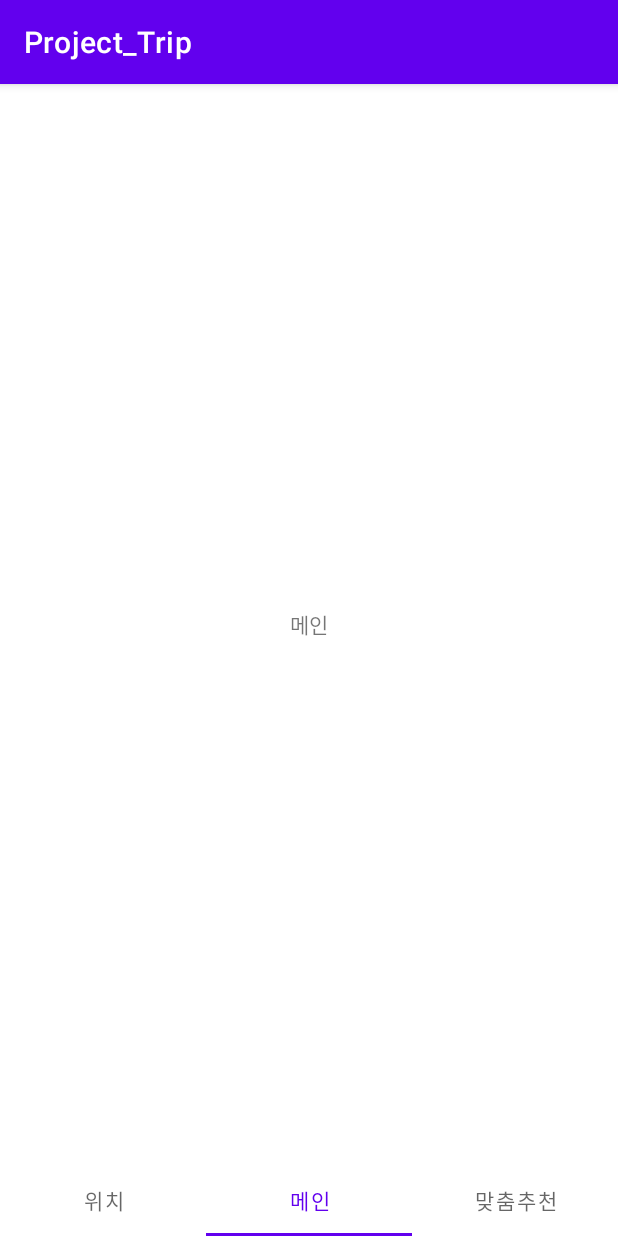
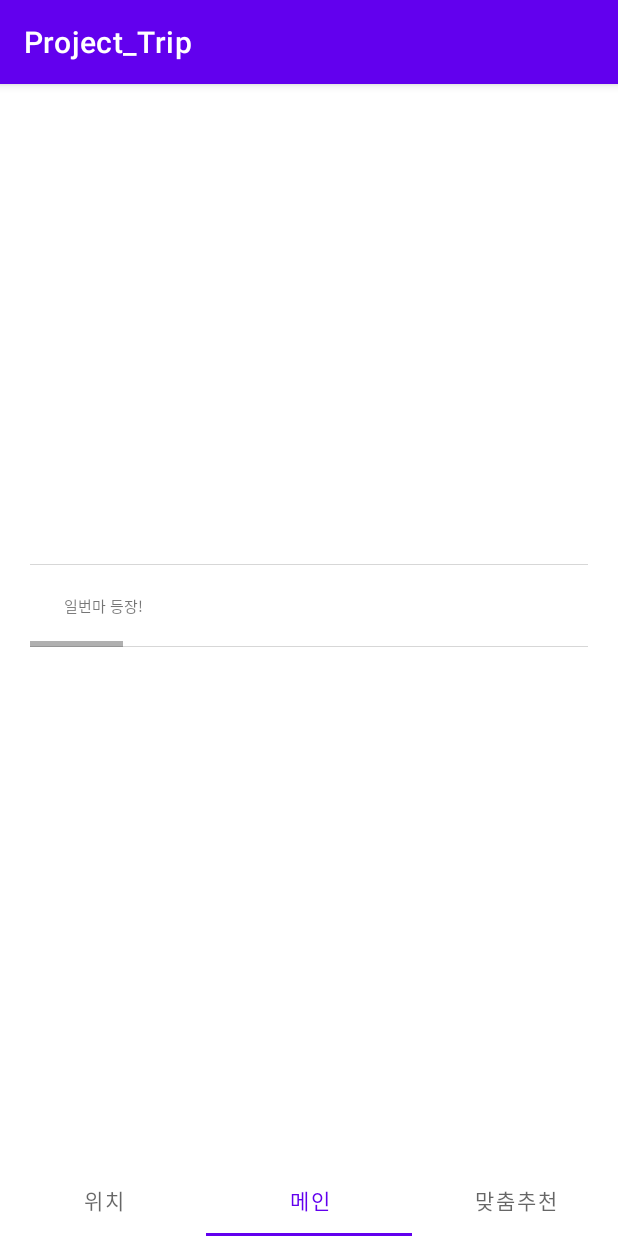
Before and after one commit to howordFEAKEK/GoTripProject, an Android app: the screen it shows after launch (MainActivity), item 2 of the bottom bar chosen, on a phone screen of 412 x 824 dp. Run offline under Robolectric (Android 15) with nearby library versions, the phone set to English and light mode, and no system bars.

Commit message:
2nd UI work`s
두번째 UI 작업 리스트 추가

```diff
--- a/GoTrips/app/build.gradle
+++ b/GoTrips/app/build.gradle
@@ -37,4 +37,7 @@ dependencies {
     testImplementation 'junit:junit:4.+'
     androidTestImplementation 'androidx.test.ext:junit:1.1.2'
     androidTestImplementation 'androidx.test.espresso:espresso-core:3.3.0'
+    //recyclerview
+    //noinspection GradleCompatible
+    implementation 'com.android.support:recyclerview-v7:26.+'
 }
--- a/GoTrips/app/src/main/java/com/example/project_trip/LocalFragment.java
+++ b/GoTrips/app/src/main/java/com/example/project_trip/LocalFragment.java
@@ -7,58 +7,45 @@ import androidx.fragment.app.Fragment;
 import android.view.LayoutInflater;
 import android.view.View;
 import android.view.ViewGroup;
+import android.widget.AdapterView;
+import android.widget.ArrayAdapter;
+import android.widget.ListView;
+import android.widget.SearchView;
+import android.widget.Toast;
 
-/**
- * A simple {@link Fragment} subclass.
- * Use the {@link LocalFragment#newInstance} factory method to
- * create an instance of this fragment.
- */
+import java.util.ArrayList;
+import java.util.EventListener;
+
+
 public class LocalFragment extends Fragment {
 
-    // TODO: Rename parameter arguments, choose names that match
-    // the fragment initialization parameters, e.g. ARG_ITEM_NUMBER
-    private static final String ARG_PARAM1 = "param1";
-    private static final String ARG_PARAM2 = "param2";
+    ListView lv;
 
-    // TODO: Rename and change types of parameters
-    private String mParam1;
-    private String mParam2;
+    SearchView searchVIew;
+    ArrayAdapter<String> adapter;
+    String[] data = {"1" , "2" , "3" , "4" };
+    public LocalFragment(){
 
-    public LocalFragment() {
-        // Required empty public constructor
+
     }
 
-    /**
-     * Use this factory method to create a new instance of
-     * this fragment using the provided parameters.
-     *
-     * @param param1 Parameter 1.
-     * @param param2 Parameter 2.
-     * @return A new instance of fragment LocalFragment.
-     */
-    // TODO: Rename and change types and number of parameters
-    public static LocalFragment newInstance(String param1, String param2) {
-        LocalFragment fragment = new LocalFragment();
-        Bundle args = new Bundle();
-        args.putString(ARG_PARAM1, param1);
-        args.putString(ARG_PARAM2, param2);
-        fragment.setArguments(args);
-        return fragment;
-    }
-
-    @Override
-    public void onCreate(Bundle savedInstanceState) {
-        super.onCreate(savedInstanceState);
-        if (getArguments() != null) {
-            mParam1 = getArguments().getString(ARG_PARAM1);
-            mParam2 = getArguments().getString(ARG_PARAM2);
-        }
-    }
 
     @Override
     public View onCreateView(LayoutInflater inflater, ViewGroup container,
                              Bundle savedInstanceState) {
         // Inflate the layout for this fragment
-        return inflater.inflate(R.layout.fragment_local, container, false);
+        View view = inflater.inflate(R.layout.fragment_local, container, false);
+        lv = (ListView) view.findViewById(R.id.Local_List);
+        adapter = new ArrayAdapter<String>(getActivity(), android.R.layout.simple_list_item_1,data);
+        lv.setAdapter(adapter);
+        lv.setOnItemClickListener(new AdapterView.OnItemClickListener() {
+            @Override
+            public void onItemClick(AdapterView<?> parent, View view, int position, long id) {
+                Toast.makeText(getContext(),"시발"+position, Toast.LENGTH_SHORT).show();
+
+            }
+        });
+        return view;
+
     }
 }
--- a/GoTrips/app/src/main/java/com/example/project_trip/MainFragment.java
+++ b/GoTrips/app/src/main/java/com/example/project_trip/MainFragment.java
@@ -1,64 +1,58 @@
 package com.example.project_trip;
 
+import android.content.Context;
 import android.os.Bundle;
 
+import androidx.annotation.Nullable;
 import androidx.fragment.app.Fragment;
+import androidx.recyclerview.widget.LinearLayoutManager;
+import androidx.recyclerview.widget.RecyclerView;
 
 import android.view.LayoutInflater;
 import android.view.View;
 import android.view.ViewGroup;
 
-/**
- * A simple {@link Fragment} subclass.
- * Use the {@link MainFragment#newInstance} factory method to
- * create an instance of this fragment.
- */
+import java.util.ArrayList;
+import java.util.List;
+
+
 public class MainFragment extends Fragment {
 
-    // TODO: Rename parameter arguments, choose names that match
-    // the fragment initialization parameters, e.g. ARG_ITEM_NUMBER
-    private static final String ARG_PARAM1 = "param1";
-    private static final String ARG_PARAM2 = "param2";
-
-    // TODO: Rename and change types of parameters
-    private String mParam1;
-    private String mParam2;
+    View v;
+    private RecyclerView myrecyclerview;
+    private List<Main_item> lstContext;
 
     public MainFragment() {
         // Required empty public constructor
     }
 
-    /**
-     * Use this factory method to create a new instance of
-     * this fragment using the provided parameters.
-     *
-     * @param param1 Parameter 1.
-     * @param param2 Parameter 2.
-     * @return A new instance of fragment MainFragment.
-     */
-    // TODO: Rename and change types and number of parameters
-    public static MainFragment newInstance(String param1, String param2) {
-        MainFragment fragment = new MainFragment();
-        Bundle args = new Bundle();
-        args.putString(ARG_PARAM1, param1);
-        args.putString(ARG_PARAM2, param2);
-        fragment.setArguments(args);
-        return fragment;
-    }
-
-    @Override
-    public void onCreate(Bundle savedInstanceState) {
-        super.onCreate(savedInstanceState);
-        if (getArguments() != null) {
-            mParam1 = getArguments().getString(ARG_PARAM1);
-            mParam2 = getArguments().getString(ARG_PARAM2);
-        }
-    }
 
     @Override
     public View onCreateView(LayoutInflater inflater, ViewGroup container,
                              Bundle savedInstanceState) {
         // Inflate the layout for this fragment
-        return inflater.inflate(R.layout.fragment_main, container, false);
+       v = inflater.inflate(R.layout.fragment_main, container, false);
+       myrecyclerview = (RecyclerView) v.findViewById(R.id.recycler_view);
+        LinearLayoutManager layoutManager = new LinearLayoutManager(getContext());
+        layoutManager.setOrientation(LinearLayoutManager.HORIZONTAL);
+        myrecyclerview.setLayoutManager(layoutManager);
+       RecyclerViewAdapter recyclerViewAdapter = new RecyclerViewAdapter(getContext(),lstContext);
+
+       myrecyclerview.setAdapter(recyclerViewAdapter);
+        return v;
+
+    }
+
+    @Override
+    public void onCreate(@Nullable Bundle savedInstanceState) {
+        super.onCreate(savedInstanceState);
+
+        lstContext = new ArrayList<>();
+        lstContext.add(new Main_item(" 일번마 등장!"));
+        lstContext.add(new Main_item(" 이번마 등장!"));
+        lstContext.add(new Main_item(" 삼번마 등장!"));
+        lstContext.add(new Main_item(" 사번마 등장!"));
+        lstContext.add(new Main_item(" 오번마 등장!"));
+        lstContext.add(new Main_item(" 육번마 등장!"));
     }
 }
--- /dev/null
+++ b/GoTrips/app/src/main/java/com/example/project_trip/Main_item.java
@@ -0,0 +1,21 @@
+package com.example.project_trip;
+
+public class Main_item {
+
+    private String List;
+
+    public Main_item() {
+    }
+
+    public Main_item(String list) {
+        List = list;
+    }
+
+    public String getList() {
+        return List;
+    }
+
+    public void setList(String list) {
+        List = list;
+    }
+}
--- /dev/null
+++ b/GoTrips/app/src/main/java/com/example/project_trip/RecyclerViewAdapter.java
@@ -0,0 +1,63 @@
+package com.example.project_trip;
+
+import android.content.Context;
+import android.view.LayoutInflater;
+import android.view.View;
+import android.view.ViewGroup;
+import android.widget.TextView;
+
+import androidx.annotation.NonNull;
+import androidx.recyclerview.widget.RecyclerView;
+
+import java.util.List;
+
+public class RecyclerViewAdapter extends RecyclerView.Adapter<RecyclerViewAdapter.MyViewHolder> {
+
+
+    Context mContext;
+    List<Main_item> miData;
+
+    public RecyclerViewAdapter(Context mContext, List<Main_item> miData){
+        this.mContext = mContext;
+        this.miData = miData;
+    }
+
+
+    @Override
+    public MyViewHolder onCreateViewHolder(@NonNull ViewGroup parent, int viewType) {
+
+        View v ;
+        v = LayoutInflater.from(mContext).inflate(R.layout.recycler_view_item_main,parent,false);
+        MyViewHolder vHolder = new MyViewHolder(v);
+
+        return vHolder;
+
+    }
+
+    @Override
+    public void onBindViewHolder(@NonNull MyViewHolder holder, int position) {
+
+        holder.tv_list.setText(miData.get(position).getList());
+    }
+
+    @Override
+    public int getItemCount() {
+        return miData.size();
+    }
+
+    public static class MyViewHolder extends RecyclerView.ViewHolder{
+
+        private TextView tv_list;
+
+
+        public MyViewHolder(@NonNull View itemView) {
+            super(itemView);
+
+            tv_list = (TextView) itemView.findViewById(R.id.main_list_id);
+
+
+        }
+    }
+
+
+}
--- /dev/null
+++ b/GoTrips/app/src/main/res/drawable/border.xml
@@ -0,0 +1,29 @@
+<?xml version="1.0" encoding="utf-8"?>
+
+<layer-list xmlns:android="http://schemas.android.com/apk/res/android">
+
+
+
+    <item>
+
+        <shape android:shape="rectangle">
+
+            <solid android:color="#d7d7d7" />
+
+        </shape>
+
+    </item>
+
+    <item android:top="1dp" android:bottom="1dp">
+
+        <shape android:shape="rectangle">
+
+            <solid android:color="#ffffff" />
+
+        </shape>
+
+    </item>
+
+
+
+</layer-list>
--- a/GoTrips/app/src/main/res/layout/fragment_local.xml
+++ b/GoTrips/app/src/main/res/layout/fragment_local.xml
@@ -1,21 +1,21 @@
 <?xml version="1.0" encoding="utf-8"?>
-<FrameLayout xmlns:android="http://schemas.android.com/apk/res/android"
+<LinearLayout xmlns:android="http://schemas.android.com/apk/res/android"
     xmlns:tools="http://schemas.android.com/tools"
     android:layout_width="match_parent"
     android:layout_height="match_parent"
+    android:orientation="vertical"
     tools:context=".LocalFragment">
 
     <!-- TODO: Update blank fragment layout -->
-    <TextView
+    <ListView
+        android:id="@+id/Local_List"
         android:layout_width="match_parent"
         android:layout_height="match_parent"
-        android:gravity="center"
-        android:text="위치" />
+        />
 
 
 
 
 
 
-
-</FrameLayout>
+</LinearLayout>
--- a/GoTrips/app/src/main/res/layout/fragment_main.xml
+++ b/GoTrips/app/src/main/res/layout/fragment_main.xml
@@ -1,15 +1,31 @@
 <?xml version="1.0" encoding="utf-8"?>
-<FrameLayout xmlns:android="http://schemas.android.com/apk/res/android"
+<LinearLayout
+    xmlns:android="http://schemas.android.com/apk/res/android"
     xmlns:tools="http://schemas.android.com/tools"
-    android:layout_width="match_parent"
+    android:layout_width="wrap_content"
     android:layout_height="match_parent"
-    tools:context=".MainFragment">
+    tools:context=".MainFragment"
+    android:padding="20dp"
 
-    <!-- TODO: Update blank fragment layout -->
-    <TextView
-        android:layout_width="match_parent"
-        android:layout_height="match_parent"
-        android:text="메인"
-        android:gravity="center"/>
 
-</FrameLayout>
+    >
+
+    <androidx.recyclerview.widget.RecyclerView
+
+        android:id="@+id/recycler_view"
+        android:layout_width="wrap_content"
+        android:layout_height="wrap_content"
+        android:layout_marginTop="300dp"
+        android:layout_marginBottom="150dp"
+        android:scrollbars="horizontal"
+        android:background="@drawable/border"
+
+        />
+
+
+
+
+
+
+
+</LinearLayout>
--- /dev/null
+++ b/GoTrips/app/src/main/res/layout/recycler_view_item_main.xml
@@ -0,0 +1,26 @@
+<?xml version="1.0" encoding="utf-8"?>
+<LinearLayout xmlns:android="http://schemas.android.com/apk/res/android"
+    android:layout_width="match_parent"
+    android:layout_height="match_parent"
+    android:layout_margin="20dp"
+    >
+
+    <LinearLayout
+        android:layout_width="wrap_content"
+        android:layout_height="wrap_content"
+        android:orientation="vertical"
+        android:padding="0dp"
+       >
+
+        <TextView
+            android:id="@+id/main_list_id"
+            android:layout_width="wrap_content"
+            android:layout_height="wrap_content"
+            android:text="안녕하세요"
+            android:textSize="10dp"
+
+            />
+    </LinearLayout>
+
+
+</LinearLayout>
```
